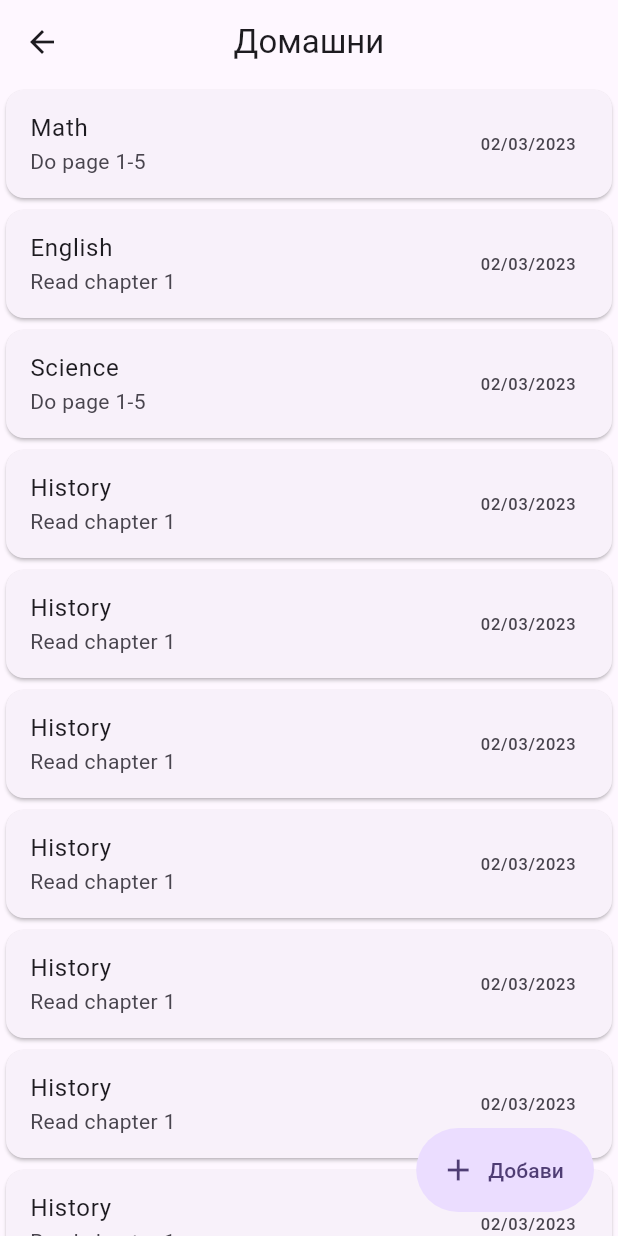
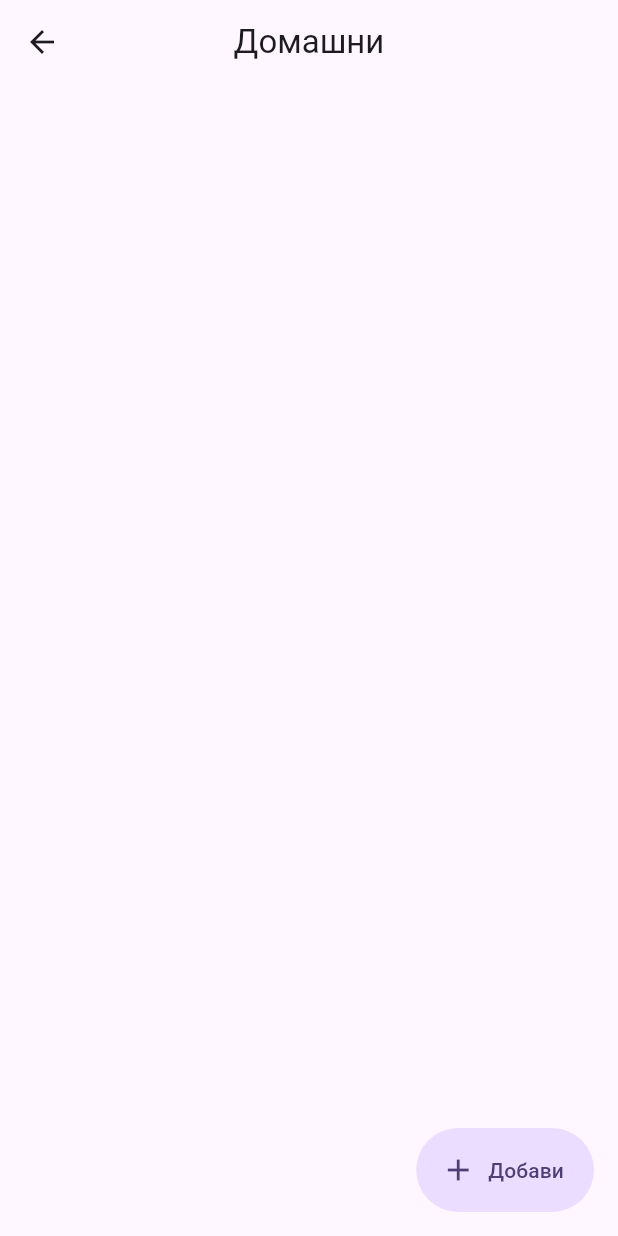
Before and after one commit to Kaloyanes/school_program, a Flutter app: the HomeworkView screen opened directly, on a phone screen of 412 x 824 dp. Run offline on Flutter 3.47's test engine with Material 2 defaults, Android fonts, the phone set to English and light mode, and no system bars; drawn by our look-alikes of dynamic_color; our stand-ins replace flutter_native_splash, get, get_storage, share_plus; accounts and stored records are empty.

Commit message:
FIxed week data + homework adding is done

```diff
--- a/lib/app/modules/homework/controllers/homework_controller.dart
+++ b/lib/app/modules/homework/controllers/homework_controller.dart
@@ -1,79 +1,41 @@
+import 'dart:developer';
+
 import 'package:flutter/material.dart';
 import 'package:flutter/rendering.dart';
 import 'package:get/get.dart';
+import 'package:get_storage/get_storage.dart';
 import 'package:intl/intl.dart';
 import 'package:school_program/app/models/homework.dart';
 
 class HomeworkController extends GetxController {
   //TODO: Implement HomeworkController
 
+  GetStorage homeworkStorage = GetStorage("homeworks");
+
   final fabVisible = true.obs;
 
   final Duration duration = const Duration(milliseconds: 600);
 
   DateFormat formatter = DateFormat('dd/MM/yyyy');
-  List<Homework> homework = [
-    Homework(
-      title: "Math",
-      description: "Do page 1-5",
-      dueDate: DateTime.now(),
-    ),
-    Homework(
-      title: "English",
-      description: "Read chapter 1",
-      dueDate: DateTime.now(),
-    ),
-    Homework(
-      title: "Science",
-      description: "Do page 1-5",
-      dueDate: DateTime.now(),
-    ),
-    Homework(
-      title: "History",
-      description: "Read chapter 1",
-      dueDate: DateTime.now(),
-    ),
-    Homework(
-      title: "History",
-      description: "Read chapter 1",
-      dueDate: DateTime.now(),
-    ),
-    Homework(
-      title: "History",
-      description: "Read chapter 1",
-      dueDate: DateTime.now(),
-    ),
-    Homework(
-      title: "History",
-      description: "Read chapter 1",
-      dueDate: DateTime.now(),
-    ),
-    Homework(
-      title: "History",
-      description: "Read chapter 1",
-      dueDate: DateTime.now(),
-    ),
-    Homework(
-      title: "History",
-      description: "Read chapter 1",
-      dueDate: DateTime.now(),
-    ),
-    Homework(
-      title: "History",
-      description: "Read chapter 1",
-      dueDate: DateTime.now(),
-    ),
-    Homework(
-      title: "History",
-      description: "Read chapter 1",
-      dueDate: DateTime.now(),
-    ),
-    Homework(
-      title: "History",
-      description: "Read chapter 1",
-      dueDate: DateTime.now(),
-    ),
-  ];
+  final homework = [].obs;
+
+  @override
+  void onInit() {
+    loadHomework();
+    super.onInit();
+  }
+
+  void loadHomework() {
+    var homeworks = homeworkStorage.read("homeworks");
+
+    if (homeworks == null) return;
+
+    inspect(homeworks);
+
+    for (var homew in homeworks) {
+      homework.add(Homework.fromJson(homew));
+    }
+  }
 
   bool scrolled(UserScrollNotification notification) {
     final ScrollDirection direction = notification.direction;
@@ -86,4 +48,28 @@ class HomeworkController extends GetxController {
 
     return true;
   }
+
+  void addHomework(String title, String description, DateTime dueDate) {
+    homework.add(
+      Homework(
+        title: title,
+        description: description,
+        dueDate: dueDate,
+      ),
+    );
+
+    homeworkStorage.write("homeworks", homework);
+  }
+
+  void removeHomework(int index) {
+    homework.removeAt(index);
+
+    homeworkStorage.write("homeworks", homework);
+    ScaffoldMessenger.of(Get.context!).clearSnackBars();
+    ScaffoldMessenger.of(Get.context!).showSnackBar(
+      const SnackBar(
+        content: Text("Успешно изтрихте домашната"),
+      ),
+    );
+  }
 }
--- a/lib/app/modules/homework/views/homework_view.dart
+++ b/lib/app/modules/homework/views/homework_view.dart
@@ -20,25 +20,34 @@ class HomeworkView extends GetView<HomeworkController> {
       ),
       body: NotificationListener<UserScrollNotification>(
         onNotification: controller.scrolled,
-        child: ListView.builder(
+        child: Obx(
+          () => ListView.builder(
             itemCount: controller.homework.length,
             itemBuilder: (context, index) {
-            return Card(
+              return Dismissible(
+                key: UniqueKey(),
+                onDismissed: (direction) => controller.removeHomework(index),
+                child: Card(
                   child: ListTile(
                     title: Text(controller.homework[index].title),
                     subtitle: Text(controller.homework[index].description),
-                trailing: Text(controller.formatter
-                    .format(controller.homework[index].dueDate)),
+                    trailing: Text(
+                      controller.formatter
+                          .format(controller.homework[index].dueDate),
+                      style: Theme.of(context).textTheme.labelLarge,
+                    ),
+                  ),
                 ),
               );
             },
           ),
         ),
-      floatingActionButton: animated_fab_button(),
+      ),
+      floatingActionButton: animatedFabButton(),
     );
   }
 
-  Widget animated_fab_button() {
+  Widget animatedFabButton() {
     return Obx(
       () => AnimatedSlide(
         duration: controller.duration,
```
Also changed, not shown: assets/week.json (+7 -5 lines), lib/app/modules/homework/controllers/add_homework_controller.dart (+41 -0 lines), lib/app/modules/homework/views/add_homework.dart (+29 -37 lines). Lines whose indentation alone changed are shown as unchanged.
